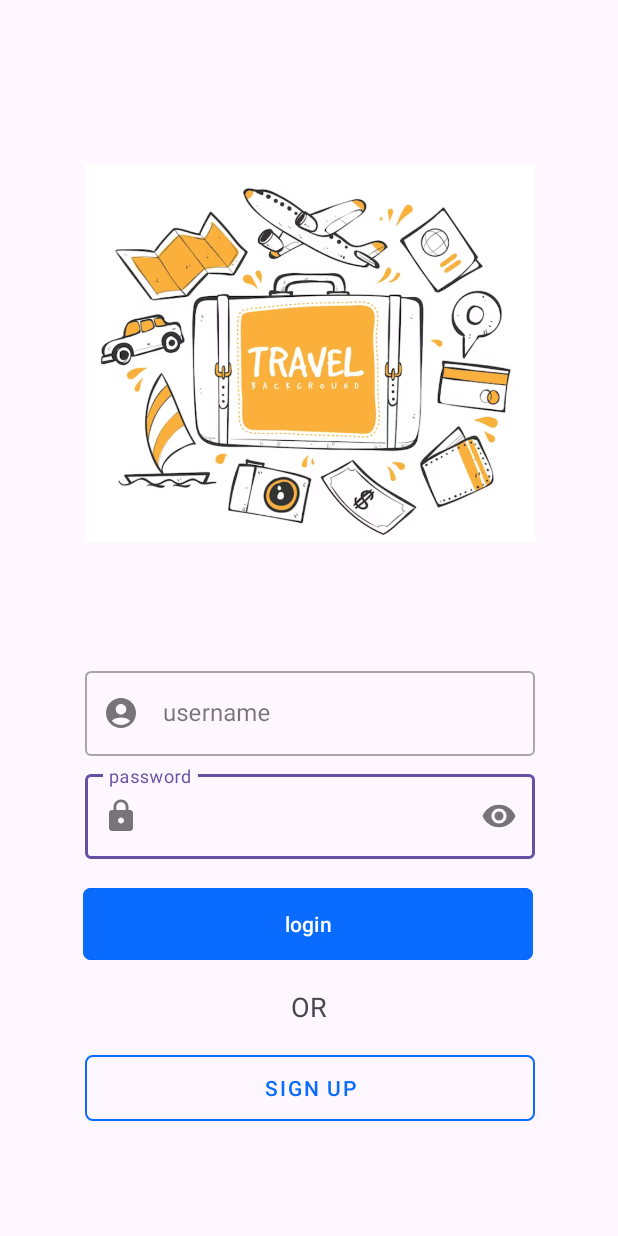
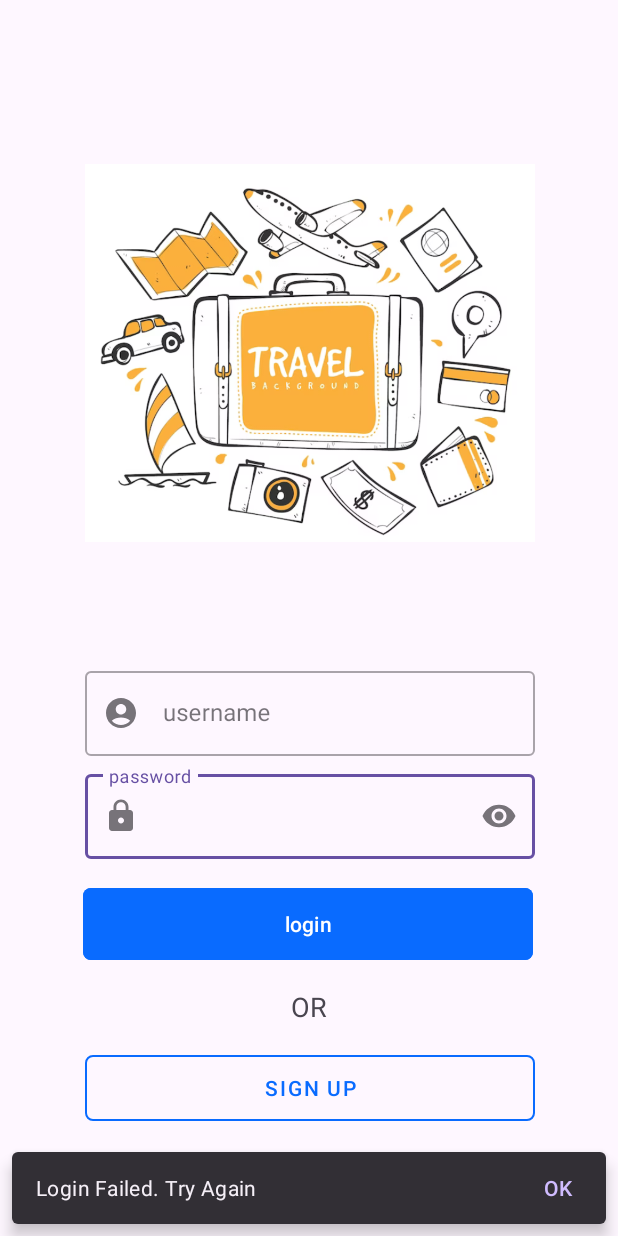
Before and after one commit to saharkarimi93/Internship-, an Android app: the screen it shows after launch (LoginActivity), after a tap on "login", on a phone screen of 412 x 824 dp. Run offline under Robolectric (Android 15) with nearby library versions, the phone set to English and light mode, and no system bars.

Commit message:
modifiedLoginActivty.kt

```diff
--- a/VoyageVault/app/src/main/java/vault/voyage/app/LoginActivity.kt
+++ b/VoyageVault/app/src/main/java/vault/voyage/app/LoginActivity.kt
@@ -7,15 +7,21 @@ import android.util.Log
 import android.widget.Button
 import android.widget.EditText
 import android.widget.ImageView
+import android.widget.LinearLayout
 import android.widget.Toast
+import androidx.constraintlayout.widget.ConstraintLayout
+import com.google.android.material.snackbar.Snackbar
+import vault.voyage.app.exceptions.InvalidEmailException
 import vault.voyage.app.exceptions.LoginFailedException
+import java.lang.Exception
 
 class LoginActivity : AppCompatActivity() {
     var users = UsersControl()
+    private var layout:ConstraintLayout? = null
     override fun onCreate(savedInstanceState: Bundle?) {
         super.onCreate(savedInstanceState)
         setContentView(R.layout.login_activity)
-
+        layout = findViewById(R.id.login_constraintLayout)
         //TEST
         users.register("sahar","sahar","karimi","saharkarimi@gmail.com","12345","+123456789")
 
@@ -35,8 +41,15 @@ class LoginActivity : AppCompatActivity() {
                 val panelActivity = Intent(this,PanelActivity::class.java)
 
                 startActivity(panelActivity)
-            }catch (ex:LoginFailedException){
-                throw ex
+            }catch (ex:Exception){
+                when(ex){
+                    is LoginFailedException->{
+                        var snack = Snackbar.make(layout!!,"Login Failed. Try Again",Snackbar.LENGTH_SHORT)
+                        snack.setAction("OK"){
+                        }
+                        snack.show()
+                    }
+                }
             }
 
         }
--- a/VoyageVault/app/src/main/java/vault/voyage/app/UsersControl.kt
+++ b/VoyageVault/app/src/main/java/vault/voyage/app/UsersControl.kt
@@ -55,7 +55,10 @@ class UsersControl {
     fun login(username:String, password:String): User? {
         if(searchUser(username) !=null){
             var user = searchUser(username)!!
-            if(user.password.equals(password,ignoreCase = false)){
+            Log.d("LOGGED IN USERNAME:","${user.username} , ${user.password}")
+            Log.d("LOGIN VALUES:","${username} , ${password}")
+            Log.d("PASSWORD EQUALITY:","${user.password==password}")
+            if(user.password == password){
                 return user
             }else{
                 throw LoginFailedException("Password is Wrong")
--- a/VoyageVault/app/src/main/res/layout/fragment_profile.xml
+++ b/VoyageVault/app/src/main/res/layout/fragment_profile.xml
@@ -37,15 +37,15 @@
                     android:layout_height="wrap_content"/>
 
             </com.google.android.material.textfield.TextInputLayout>
+
             <ImageButton
                 android:id="@+id/profile_edit_username"
                 android:layout_width="20dp"
                 android:layout_height="20dp"
+                android:layout_marginLeft="5dp"
+                android:background="@drawable/edit"
                 android:scaleType="fitCenter"
-                android:background="@drawable/edit"
-                tools:src="@drawable/edit"
-                android:layout_marginLeft="5dp"
-                />
+                tools:src="@drawable/edit" />
         </LinearLayout>
 
         <LinearLayout
--- a/VoyageVault/app/src/main/res/layout/login_activity.xml
+++ b/VoyageVault/app/src/main/res/layout/login_activity.xml
@@ -4,6 +4,7 @@
     xmlns:tools="http://schemas.android.com/tools"
     android:layout_width="match_parent"
     android:layout_height="match_parent"
+    android:id="@+id/login_constraintLayout"
     tools:context=".LoginActivity">
 
     <ImageView
```
